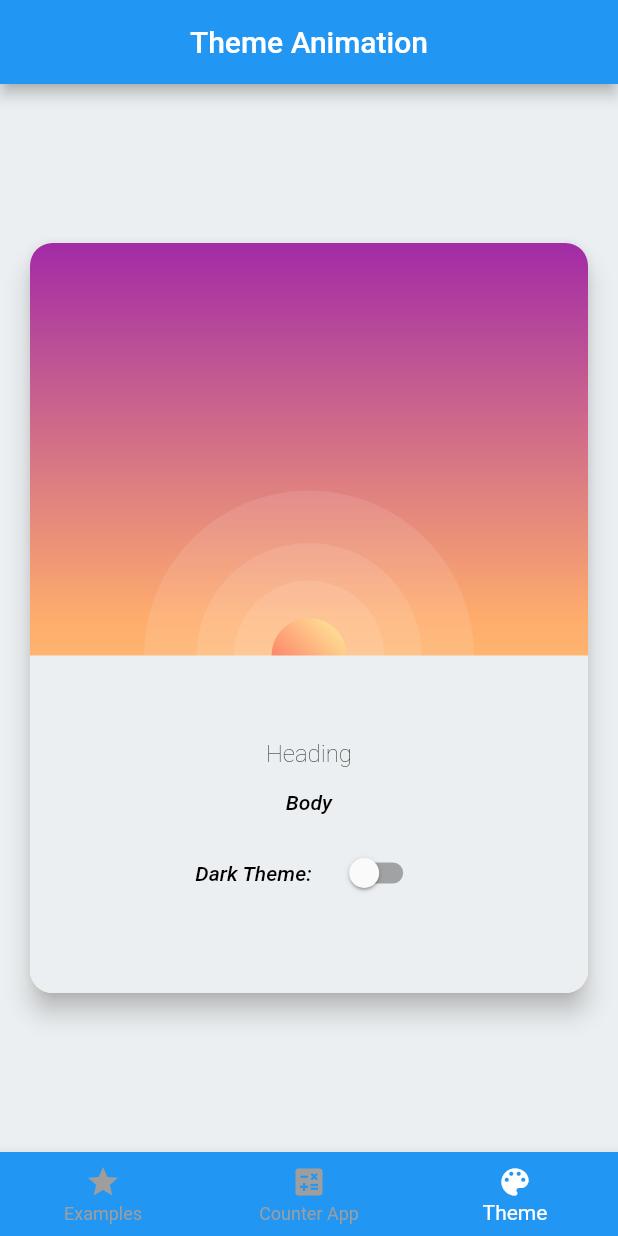
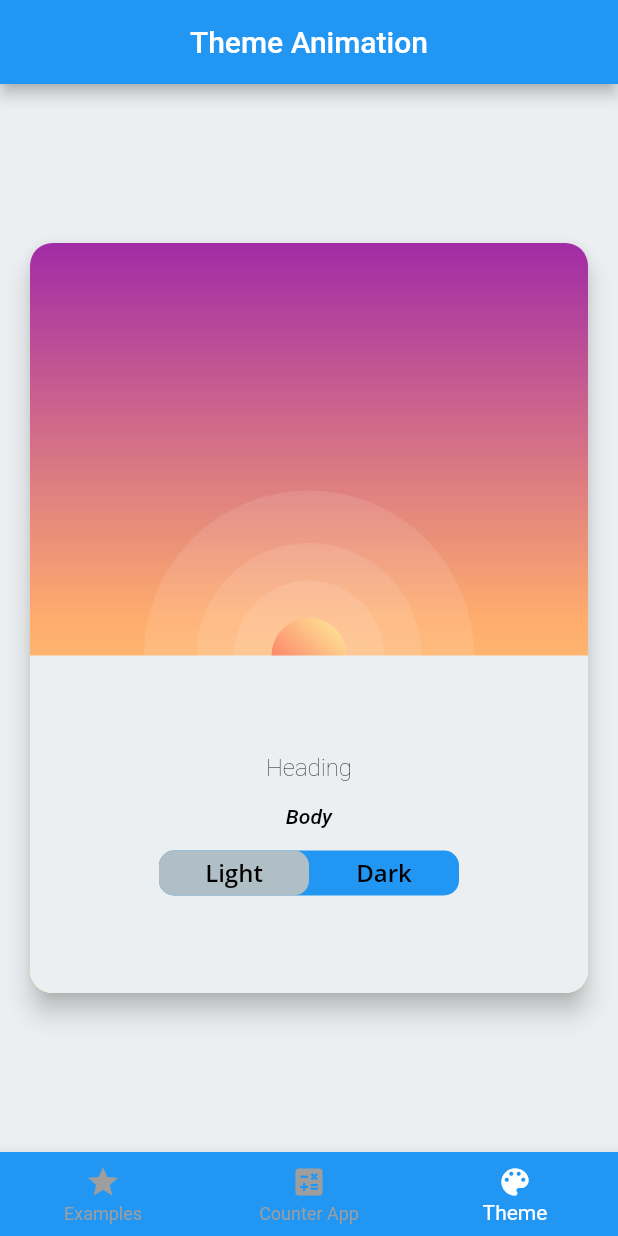
Before and after one commit to Pat992/dart-flutter-2022-clean, a Flutter app: the screen it shows after launch, item 3 of the bottom bar chosen, on a phone screen of 412 x 824 dp. Run offline on Flutter 3.47's test engine with Material 2 defaults, Android fonts, the phone set to English and light mode, and no system bars; Roboto replaces fonts that are missing (Open Sans).

Commit message:
added animated switch

```diff
--- a/flutter_grundlagen/lib/presentation/theme_animation/theme_animation_page.dart
+++ b/flutter_grundlagen/lib/presentation/theme_animation/theme_animation_page.dart
@@ -5,6 +5,7 @@ import 'package:flutter_grundlagen/application/theme_service.dart';
 import 'package:flutter_grundlagen/presentation/theme_animation/widgets/moon.dart';
 import 'package:flutter_grundlagen/presentation/theme_animation/widgets/star.dart';
 import 'package:flutter_grundlagen/presentation/theme_animation/widgets/sun.dart';
+import 'package:flutter_grundlagen/presentation/theme_animation/widgets/theme_switch.dart';
 import 'package:provider/provider.dart';
 
 class ThemeAnimationPage extends StatelessWidget {
@@ -131,6 +132,7 @@ class ThemeAnimationPage extends StatelessWidget {
                       Align(
                         alignment: Alignment.bottomCenter,
                         child: Container(
+                          width: double.infinity,
                           decoration: BoxDecoration(
                             color: Theme.of(context).primaryColor,
                             borderRadius: const BorderRadius.only(
@@ -158,26 +160,7 @@ class ThemeAnimationPage extends StatelessWidget {
                                     ?.copyWith(fontSize: 14),
                               ),
                               const SizedBox(height: 15),
-                              Row(
-                                mainAxisAlignment: MainAxisAlignment.center,
-                                children: <Widget>[
-                                  Text(
-                                    'Dark Theme:',
-                                    style: Theme.of(context)
-                                        .textTheme
-                                        .bodyText1
-                                        ?.copyWith(fontSize: 14),
-                                  ),
-                                  const SizedBox(width: 15),
-                                  Switch(
-                                    value: state.isDarkMode,
-                                    onChanged: (_) => Provider.of<ThemeService>(
-                                            context,
-                                            listen: false)
-                                        .toggleTheme(),
-                                  ),
-                                ],
-                              )
+                              const ThemeSwitcher(),
                             ],
                           ),
                         ),
--- /dev/null
+++ b/flutter_grundlagen/lib/presentation/theme_animation/widgets/theme_switch.dart
@@ -0,0 +1,102 @@
+import 'package:flutter/material.dart';
+import 'package:flutter_grundlagen/application/theme_service.dart';
+import 'package:provider/provider.dart';
+
+class ThemeSwitcher extends StatelessWidget {
+  const ThemeSwitcher({Key? key}) : super(key: key);
+
+  @override
+  Widget build(BuildContext context) {
+    final themeProvider = Provider.of<ThemeService>(context);
+    final themeData = Theme.of(context);
+    final Color backgroundColor = themeData.bottomAppBarColor;
+    final Color buttonColor = themeData.colorScheme.onPrimary;
+    final Color textColor = themeData.textTheme.headline1!.color!;
+
+    final List<String> values = ["Light", "Dark"];
+    return SizedBox(
+      width: 200,
+      height: 30,
+      child: Stack(
+        children: <Widget>[
+          InkWell(
+            onHover: (_) {},
+            onTap: () {
+              Provider.of<ThemeService>(context, listen: false).toggleTheme();
+            },
+            child: Container(
+              height: 30,
+              decoration: BoxDecoration(
+                color: backgroundColor,
+                borderRadius: BorderRadius.circular(10),
+              ),
+              child: Row(
+                  mainAxisAlignment: MainAxisAlignment.spaceBetween,
+                  children: [
+                    Expanded(
+                      child: Center(
+                        child: Text(
+                          values[0],
+                          style: TextStyle(
+                            fontFamily: "Open Sans",
+                            fontSize: 16,
+                            fontWeight: FontWeight.w600,
+                            color: textColor,
+                          ),
+                        ),
+                      ),
+                    ),
+                    Expanded(
+                      child: Center(
+                        child: Text(
+                          values[1],
+                          style: TextStyle(
+                            fontFamily: "Open Sans",
+                            fontSize: 16,
+                            fontWeight: FontWeight.w600,
+                            color: textColor,
+                          ),
+                        ),
+                      ),
+                    ),
+                  ]),
+            ),
+          ),
+          InkWell(
+            onHover: (_) {},
+            onTap: () {
+              Provider.of<ThemeService>(context, listen: false).toggleTheme();
+            },
+            child: AnimatedAlign(
+              duration: const Duration(milliseconds: 200),
+              curve: Curves.decelerate,
+              alignment: !themeProvider.isDarkMode
+                  ? Alignment.centerLeft
+                  : Alignment.centerRight,
+              child: Container(
+                width: 100,
+                height: 30,
+                decoration: ShapeDecoration(
+                  color: buttonColor,
+                  shape: RoundedRectangleBorder(
+                    borderRadius: BorderRadius.circular(10),
+                  ),
+                ),
+                alignment: Alignment.center,
+                child: Text(
+                  !themeProvider.isDarkMode ? values[0] : values[1],
+                  style: TextStyle(
+                    fontFamily: "Open Sans",
+                    fontSize: 16,
+                    fontWeight: FontWeight.w600,
+                    color: textColor,
+                  ),
+                ),
+              ),
+            ),
+          )
+        ],
+      ),
+    );
+  }
+}
```
